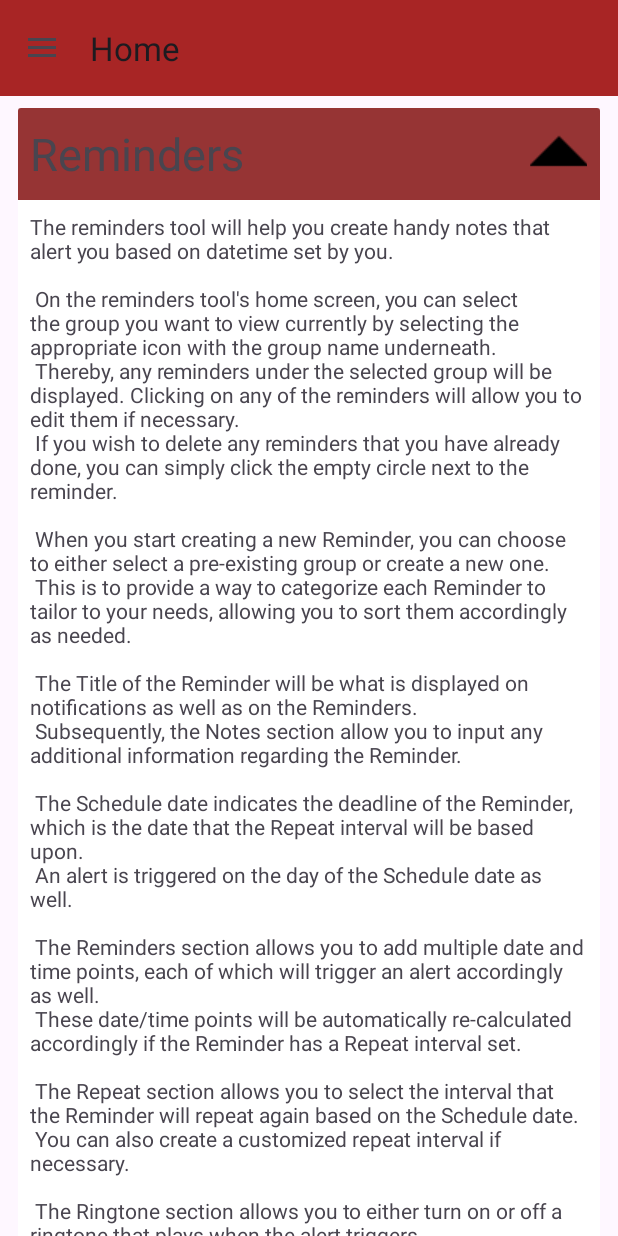
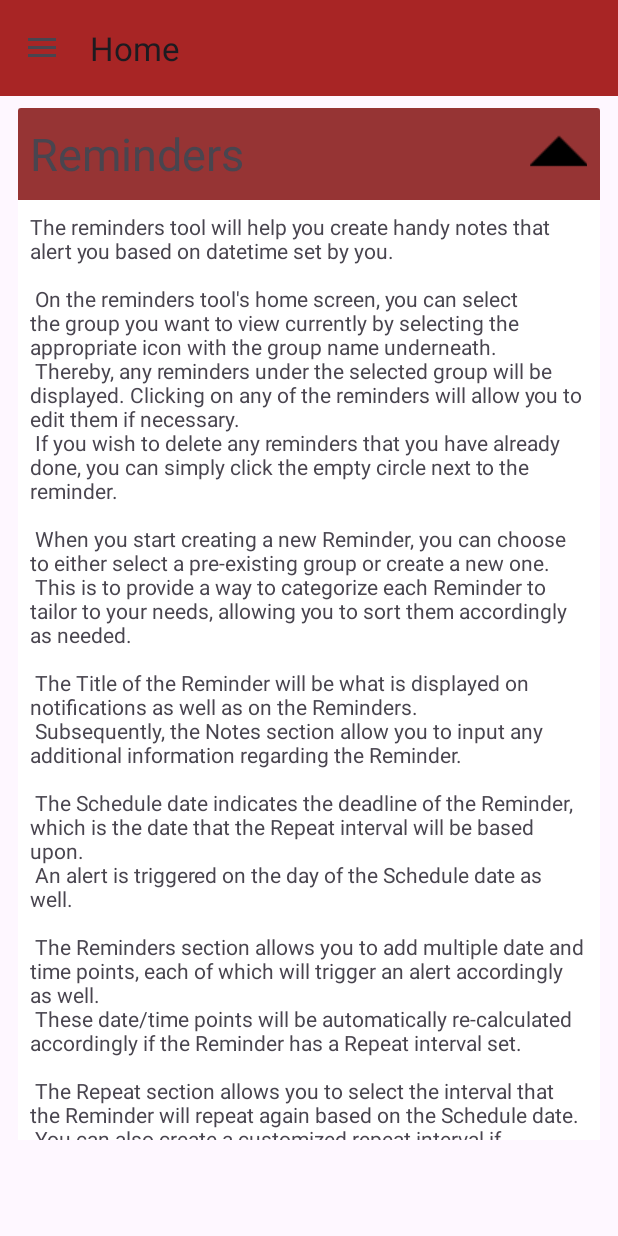
Before and after one commit to Seranie/MindCare, an Android app: the fragment GuideDocs placed in its activity, after a tap on "Reminders", on a phone screen of 412 x 824 dp. Run offline under Robolectric (Android 15) with nearby library versions, the phone set to English and light mode, and no system bars; our stand-ins replace navigation-ui.

Commit message:
Completed guide docs animations, left with layout details

```diff
--- a/app/src/main/java/com/example/tutorial_menu/GuideDocs.java
+++ b/app/src/main/java/com/example/tutorial_menu/GuideDocs.java
@@ -26,7 +26,6 @@ public class GuideDocs extends Fragment {
     public void onViewCreated(View view, Bundle savedInstanceState){
         //Create list of guide doc cards and add them to list to pass to adapter.
         List<GuideDocsCard> cardList = new ArrayList<>();
-        //TODO CHANGE
         cardList.add(new GuideDocsCard(1));
         cardList.add(new GuideDocsCard(2));
         cardList.add(new GuideDocsCard(3));
--- a/app/src/main/java/com/example/tutorial_menu/GuideDocsAdapter.java
+++ b/app/src/main/java/com/example/tutorial_menu/GuideDocsAdapter.java
@@ -1,11 +1,14 @@
 package com.example.tutorial_menu;
 
+import android.animation.Animator;
+import android.animation.AnimatorListenerAdapter;
 import android.animation.ValueAnimator;
 import android.util.Log;
 import android.view.LayoutInflater;
 import android.view.View;
 import android.view.ViewGroup;
 import android.view.ViewTreeObserver;
+import android.view.animation.AccelerateDecelerateInterpolator;
 import android.widget.ImageButton;
 import android.widget.LinearLayout;
 import android.widget.TextView;
@@ -17,7 +20,7 @@ import androidx.recyclerview.widget.RecyclerView;
 import java.util.List;
 
 public class GuideDocsAdapter extends RecyclerView.Adapter<GuideDocsAdapter.GuideDocsViewHolder> {
-    private List<GuideDocsCard> cardList;
+    private final List<GuideDocsCard> cardList;
 
     public GuideDocsAdapter(List<GuideDocsCard> cardList){
         this.cardList = cardList;
@@ -38,9 +41,6 @@ public class GuideDocsAdapter extends RecyclerView.Adapter<GuideDocsAdapter.Guid
     public GuideDocsAdapter.GuideDocsViewHolder onCreateViewHolder(@NonNull ViewGroup parent, int viewType) {
         View view;
         switch (viewType){
-            case 1:
-                view = inflateView(parent, R.layout.guide_docs_card_reminders);
-                break;
             case 2:
                 view = inflateView(parent, R.layout.guide_docs_card_contacts);
                 break;
@@ -50,6 +50,7 @@ public class GuideDocsAdapter extends RecyclerView.Adapter<GuideDocsAdapter.Guid
             case 4:
                 view = inflateView(parent, R.layout.guide_docs_card_chatbuddy);
                 break;
+            case 1:
             default:
                 view = inflateView(parent, R.layout.guide_docs_card_reminders);
                 break;
@@ -70,12 +71,14 @@ public class GuideDocsAdapter extends RecyclerView.Adapter<GuideDocsAdapter.Guid
         LinearLayout mDescriptionLayout;
         LinearLayout mTitleLayout;
         int mDescriptionLayoutHeight;
+        private boolean isAnimating = false;
 
         public GuideDocsViewHolder(@NonNull View itemView) {
             super(itemView);
             mDropDownButton = itemView.findViewById(R.id.guide_docs_button);
             mDescriptionLayout = itemView.findViewById(R.id.guide_docs_description_layout);
             mTitleLayout = itemView.findViewById(R.id.guide_docs_title_layout);
+
             //Sets onclick animation when clicking on the card title.
             mTitleLayout.setOnClickListener(this);
             mDescriptionLayout.getViewTreeObserver().addOnGlobalLayoutListener(new ViewTreeObserver.OnGlobalLayoutListener() {
@@ -84,17 +87,23 @@ public class GuideDocsAdapter extends RecyclerView.Adapter<GuideDocsAdapter.Guid
                 public void onGlobalLayout() {
                     mDescriptionLayout.getViewTreeObserver().removeOnGlobalLayoutListener(this);
                     mDescriptionLayoutHeight = mDescriptionLayout.getHeight();
-                    mDescriptionLayout.setVisibility(View.GONE);
+                    mDescriptionLayout.getLayoutParams().height = 0;
+                    mDescriptionLayout.requestLayout();
                 }
             });
         }
 
         @Override
         public void onClick(View view) {
-            //Handler to display text description of the tool and flip the drop arrow
+            //Display/hide text description of the tool and flip the drop arrow
+            if (isAnimating){
+                //if animation is playing ignore any additional clicks
+                return;
+            }
+
             boolean descriptionIsVisible;
 
-            descriptionIsVisible = mDescriptionLayout.getVisibility() == View.VISIBLE;
+            descriptionIsVisible = mDescriptionLayout.getHeight() == mDescriptionLayoutHeight;
 
             if (descriptionIsVisible) {
                 collapseView();
@@ -106,24 +115,45 @@ public class GuideDocsAdapter extends RecyclerView.Adapter<GuideDocsAdapter.Guid
         }
 
         private void expandView(){
-            mDescriptionLayout.setVisibility(View.VISIBLE);
             ValueAnimator animator = slideAnimator(0, mDescriptionLayoutHeight);
+            //add listener to ignore additional clicks during animation
+            animator.addListener(new AnimatorListenerAdapter() {
+                @Override
+                public void onAnimationStart(Animator animation) {
+                    isAnimating = true;
+                }
+
+                @Override
+                public void onAnimationEnd(Animator animation) {
+                    isAnimating = false;
+                }
+            });
             animator.start();
         }
 
         private void collapseView(){
             ValueAnimator animator = slideAnimator(mDescriptionLayoutHeight, 0);
+            //add listener to ignore additional clicks during animation
+            animator.addListener(new AnimatorListenerAdapter() {
+                @Override
+                public void onAnimationStart(Animator animation) {
+                    isAnimating = true;
+                }
+
+                @Override
+                public void onAnimationEnd(Animator animation) {
+                    isAnimating = false;
+                }
+            });
             animator.start();
-            mDescriptionLayout.setVisibility(View.GONE);
         }
 
         private ValueAnimator slideAnimator(int start, int end){
-            ValueAnimator animator = ValueAnimator.ofInt(start, end).setDuration(300);
-//            animator.setInterpolator(new AccelerateDecelerateInterpolator());
+            //ValueAnimator that animates between 0 and height of the expandable layout section
+            ValueAnimator animator = ValueAnimator.ofInt(start, end).setDuration(400);
 
             animator.addUpdateListener(valueAnimator ->{
-                int value = (Integer) valueAnimator.getAnimatedValue();
-                mDescriptionLayout.getLayoutParams().height = value;
+                mDescriptionLayout.getLayoutParams().height = (int) valueAnimator.getAnimatedValue();
                 mDescriptionLayout.requestLayout();
             });
             return animator;
--- a/app/src/main/res/layout/guide_docs.xml
+++ b/app/src/main/res/layout/guide_docs.xml
@@ -9,5 +9,6 @@
     <androidx.recyclerview.widget.RecyclerView
         android:id="@+id/guide_docs_recycler_view"
         android:layout_width="match_parent"
-        android:layout_height="match_parent" />
+        android:layout_height="match_parent"
+        android:layout_marginBottom="?attr/actionBarSize"/>
 </LinearLayout>
--- a/app/src/main/res/layout/guide_docs_card_chatbuddy.xml
+++ b/app/src/main/res/layout/guide_docs_card_chatbuddy.xml
@@ -5,6 +5,7 @@
     android:layout_height="wrap_content"
     android:layout_marginHorizontal="12dp"
     android:layout_marginTop="8dp"
+    android:layout_marginBottom="8dp"
     android:orientation="vertical">
 
     <androidx.cardview.widget.CardView
```
